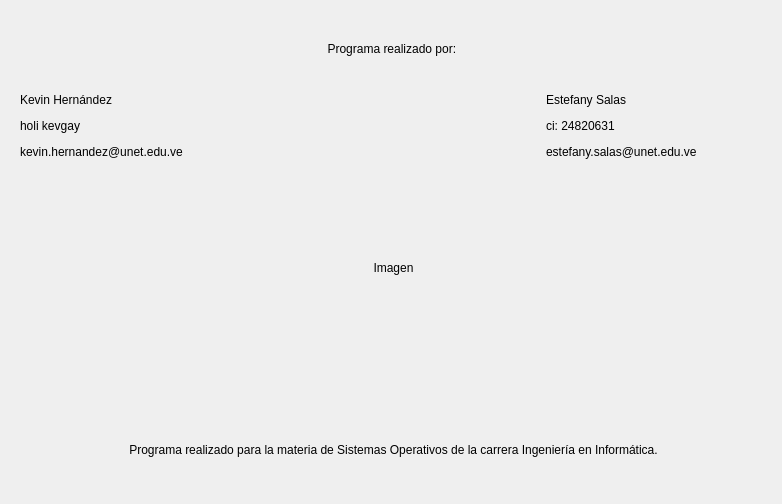
Before: the Qt Designer form acercade.ui in Estefanycss/MonitorDelSistema, drawn with Qt 5.
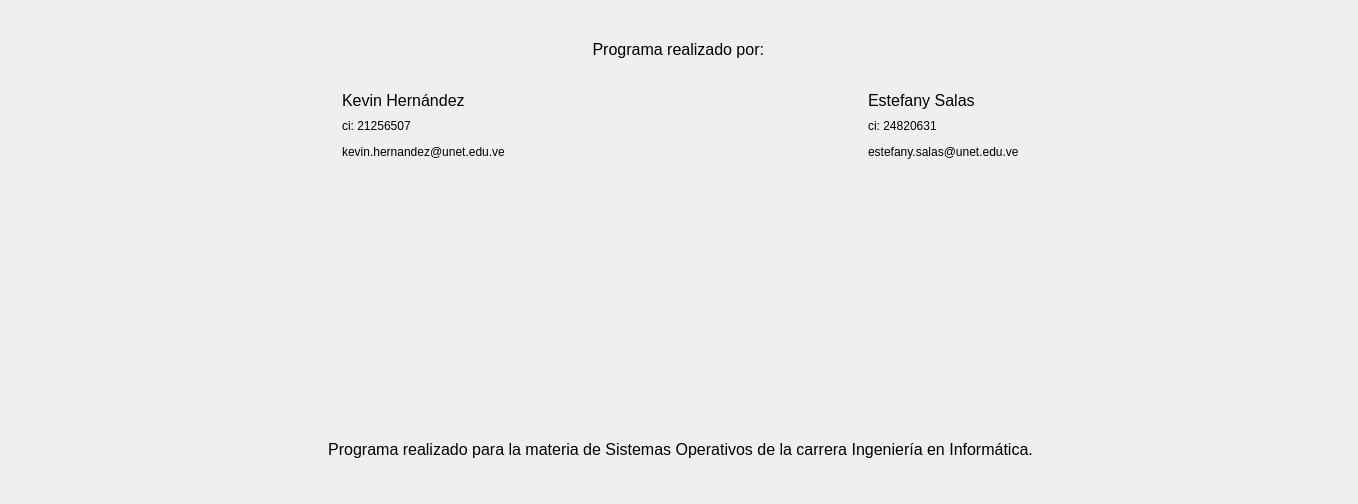
After: the same form once the commit is applied. Icons and pictures are not drawn.

Diff of the .ui file:
```diff
--- a/acercade.ui
+++ b/acercade.ui
@@ -6,7 +6,7 @@
    <rect>
     <x>0</x>
     <y>0</y>
-    <width>782</width>
+    <width>1358</width>
     <height>504</height>
    </rect>
   </property>
@@ -18,7 +18,7 @@
     <rect>
      <x>20</x>
      <y>14</y>
-     <width>747</width>
+     <width>1321</width>
      <height>511</height>
     </rect>
    </property>
@@ -37,6 +37,11 @@
         <height>70</height>
        </size>
       </property>
+      <property name="font">
+       <font>
+        <pointsize>12</pointsize>
+       </font>
+      </property>
       <property name="text">
        <string>Programa realizado por: </string>
       </property>
@@ -47,7 +52,7 @@
     </item>
     <item>
      <layout class="QGridLayout" name="gridLayout">
-      <item row="0" column="1">
+      <item row="0" column="2">
        <widget class="QLabel" name="label_4">
         <property name="maximumSize">
          <size>
@@ -55,12 +60,17 @@
           <height>20</height>
          </size>
         </property>
+        <property name="font">
+         <font>
+          <pointsize>12</pointsize>
+         </font>
+        </property>
         <property name="text">
          <string>Estefany Salas</string>
         </property>
        </widget>
       </item>
-      <item row="0" column="0">
+      <item row="0" column="1">
        <widget class="QLabel" name="label_3">
         <property name="minimumSize">
          <size>
@@ -74,25 +84,30 @@
           <height>20</height>
          </size>
         </property>
+        <property name="font">
+         <font>
+          <pointsize>12</pointsize>
+         </font>
+        </property>
         <property name="text">
          <string>Kevin Hernández</string>
         </property>
        </widget>
       </item>
-      <item row="1" column="0">
-       <widget class="QLabel" name="label_5">
-        <property name="maximumSize">
-         <size>
-          <width>16777215</width>
-          <height>20</height>
-         </size>
-        </property>
-        <property name="text">
-         <string>holi kevgay</string>
-        </property>
-       </widget>
-      </item>
       <item row="1" column="1">
+       <widget class="QLabel" name="label_5">
+        <property name="maximumSize">
+         <size>
+          <width>16777215</width>
+          <height>20</height>
+         </size>
+        </property>
+        <property name="text">
+         <string>ci: 21256507</string>
+        </property>
+       </widget>
+      </item>
+      <item row="1" column="2">
        <widget class="QLabel" name="label_6">
         <property name="maximumSize">
          <size>
@@ -105,7 +120,7 @@
         </property>
        </widget>
       </item>
-      <item row="2" column="0">
+      <item row="2" column="1">
        <widget class="QLabel" name="label_7">
         <property name="maximumSize">
          <size>
@@ -118,7 +133,7 @@
         </property>
        </widget>
       </item>
-      <item row="2" column="1">
+      <item row="2" column="2">
        <widget class="QLabel" name="label_8">
         <property name="maximumSize">
          <size>
@@ -131,6 +146,32 @@
         </property>
        </widget>
       </item>
+      <item row="1" column="0">
+       <spacer name="horizontalSpacer">
+        <property name="orientation">
+         <enum>Qt::Horizontal</enum>
+        </property>
+        <property name="sizeHint" stdset="0">
+         <size>
+          <width>40</width>
+          <height>20</height>
+         </size>
+        </property>
+       </spacer>
+      </item>
+      <item row="1" column="3">
+       <spacer name="horizontalSpacer_2">
+        <property name="orientation">
+         <enum>Qt::Horizontal</enum>
+        </property>
+        <property name="sizeHint" stdset="0">
+         <size>
+          <width>40</width>
+          <height>20</height>
+         </size>
+        </property>
+       </spacer>
+      </item>
      </layout>
     </item>
     <item>
@@ -142,7 +183,13 @@
        </size>
       </property>
       <property name="text">
-       <string>Imagen</string>
+       <string/>
+      </property>
+      <property name="pixmap">
+       <pixmap resource="imagenes.qrc">:/images/logo_small</pixmap>
+      </property>
+      <property name="scaledContents">
+       <bool>false</bool>
       </property>
       <property name="alignment">
        <set>Qt::AlignCenter</set>
@@ -151,6 +198,11 @@
     </item>
     <item>
      <widget class="QLabel" name="label_9">
+      <property name="font">
+       <font>
+        <pointsize>12</pointsize>
+       </font>
+      </property>
       <property name="text">
        <string>Programa realizado para la materia de Sistemas Operativos de la carrera Ingeniería en Informática.</string>
       </property>
```
Left out of the diff: 4 changed lines with no effect on the pictures.
